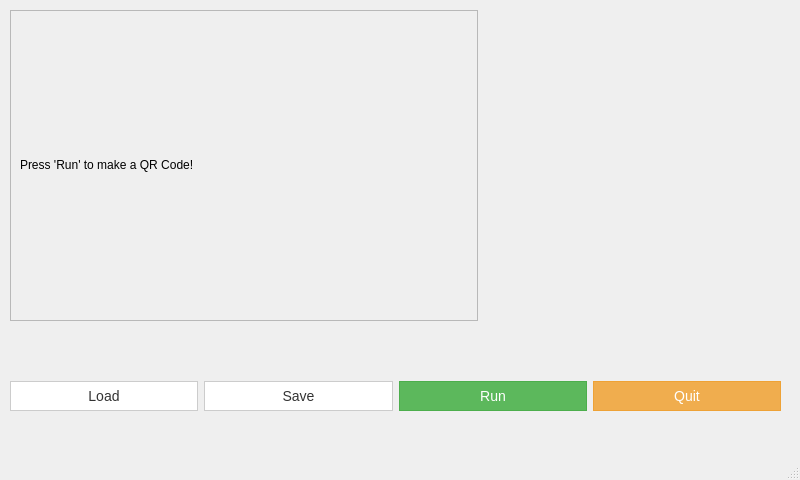
Before: the Qt Designer form qt_design_test.ui in isman7/pyqt4-rbpi-app, drawn with Qt 5.
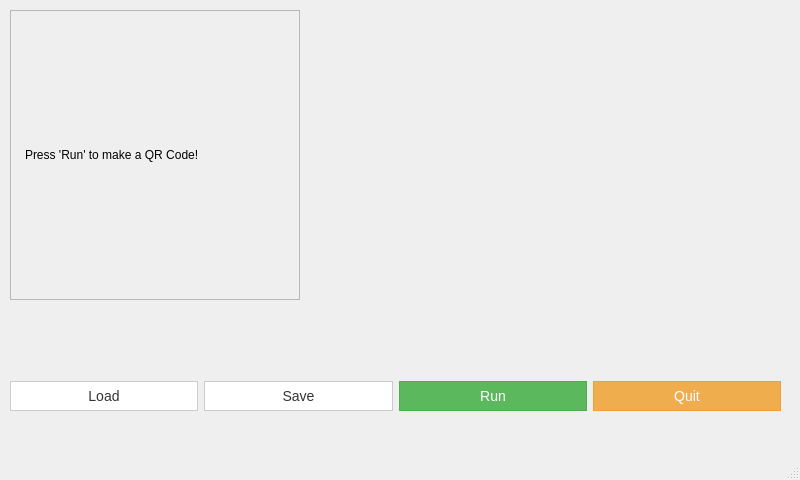
After: the same form once the commit is applied.

```diff
--- a/qt_design_test.ui
+++ b/qt_design_test.ui
@@ -19,8 +19,8 @@
      <rect>
       <x>10</x>
       <y>10</y>
-      <width>468</width>
-      <height>311</height>
+      <width>290</width>
+      <height>290</height>
      </rect>
     </property>
     <property name="frameShape">
@@ -32,10 +32,10 @@
     <widget class="QLabel" name="label">
      <property name="geometry">
       <rect>
-       <x>10</x>
-       <y>10</y>
-       <width>448</width>
-       <height>290</height>
+       <x>15</x>
+       <y>15</y>
+       <width>260</width>
+       <height>260</height>
       </rect>
      </property>
      <property name="text">
@@ -52,7 +52,7 @@
     <zorder>pushButton_8</zorder>
     <zorder>label</zorder>
    </widget>
-   <widget class="QWidget" name="">
+   <widget class="QWidget" name="layoutWidget">
     <property name="geometry">
      <rect>
       <x>10</x>
```
Left out of the diff: 12 changed lines with no effect on the pictures.
